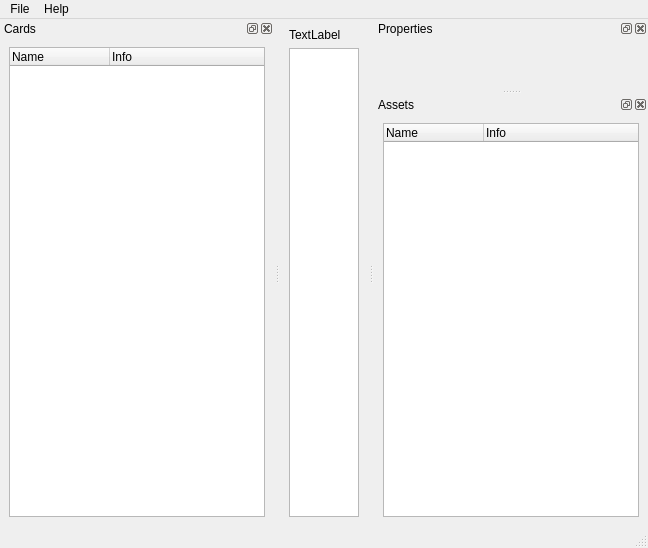
Qt form card_editor_main.ui (randall-frank/heresy-card-builder) before a commit.
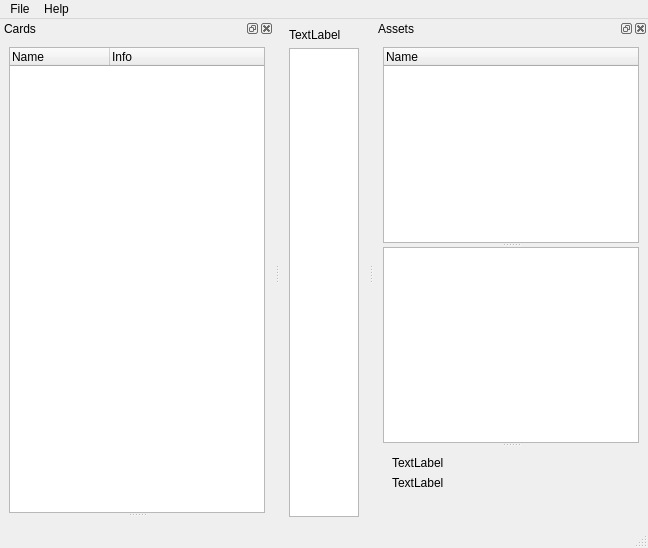
The same form after that commit. The open tabs and pages were chosen to show the change. Icons and pictures are not drawn.

The edit to the form file:
```diff
--- a/card_editor_main.ui
+++ b/card_editor_main.ui
@@ -71,6 +71,10 @@
    <widget class="QWidget" name="dockWidgetContents">
     <layout class="QVBoxLayout" name="verticalLayout">
      <item>
+      <widget class="QSplitter" name="splitter_2">
+       <property name="orientation">
+        <enum>Qt::Vertical</enum>
+       </property>
       <widget class="QTreeWidget" name="twCards">
        <property name="dragEnabled">
         <bool>true</bool>
@@ -104,23 +108,10 @@
         </property>
        </column>
       </widget>
-     </item>
-    </layout>
-   </widget>
-  </widget>
-  <widget class="QDockWidget" name="dwProperties">
-   <property name="windowTitle">
-    <string>Properties</string>
-   </property>
-   <attribute name="dockWidgetArea">
-    <number>2</number>
-   </attribute>
-   <widget class="QWidget" name="dockWidgetContents_2">
-    <layout class="QVBoxLayout" name="verticalLayout_2">
-     <item>
-      <widget class="QStackedWidget" name="swRoot">
-       <widget class="QWidget" name="page"/>
-       <widget class="QWidget" name="page_2"/>
+       <widget class="QStackedWidget" name="swCardProps">
+        <widget class="QWidget" name="pgunknown"/>
+        <widget class="QWidget" name="page_4"/>
+       </widget>
       </widget>
      </item>
     </layout>
@@ -136,6 +127,10 @@
    <widget class="QWidget" name="dockWidgetContents_3">
     <layout class="QVBoxLayout" name="verticalLayout_4">
      <item>
+      <widget class="QSplitter" name="splitter">
+       <property name="orientation">
+        <enum>Qt::Vertical</enum>
+       </property>
       <widget class="QTreeWidget" name="twAssets">
        <property name="acceptDrops">
         <bool>false</bool>
@@ -156,7 +151,7 @@
         <bool>true</bool>
        </property>
        <property name="columnCount">
-        <number>2</number>
+         <number>1</number>
        </property>
        <attribute name="headerVisible">
         <bool>true</bool>
@@ -166,11 +161,44 @@
          <string notr="true">Name</string>
         </property>
        </column>
-       <column>
+       </widget>
+       <widget class="QGraphicsView" name="gvAsset"/>
+       <widget class="QStackedWidget" name="swAssetProps">
+        <widget class="QWidget" name="pgnone"/>
+        <widget class="QWidget" name="pgfile">
+         <layout class="QVBoxLayout" name="verticalLayout_7">
+          <item>
+           <widget class="QLabel" name="lblFilename">
         <property name="text">
-         <string>Info</string>
-        </property>
-       </column>
+             <string>TextLabel</string>
+            </property>
+           </widget>
+          </item>
+          <item>
+           <widget class="QLabel" name="lblSize">
+            <property name="text">
+             <string>TextLabel</string>
+            </property>
+           </widget>
+          </item>
+          <item>
+           <spacer name="verticalSpacer">
+            <property name="orientation">
+             <enum>Qt::Vertical</enum>
+            </property>
+            <property name="sizeHint" stdset="0">
+             <size>
+              <width>20</width>
+              <height>17</height>
+             </size>
+            </property>
+           </spacer>
+          </item>
+         </layout>
+        </widget>
+        <widget class="QWidget" name="pgimage"/>
+        <widget class="QWidget" name="pgstyle"/>
+       </widget>
       </widget>
      </item>
     </layout>
```
Left out of the diff: 38 changed lines with no effect on the pictures. Lines whose indentation alone changed are shown as unchanged.
